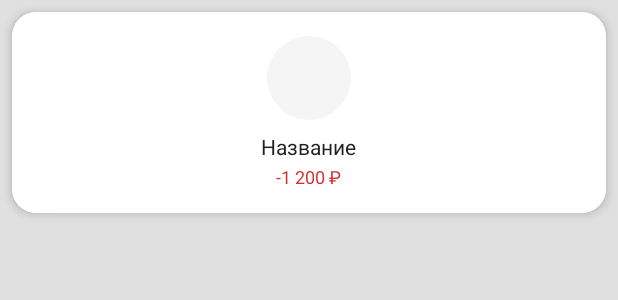
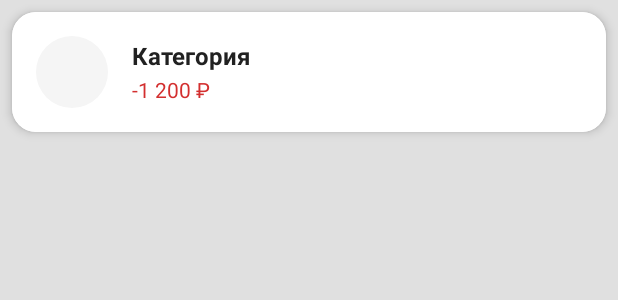
Before and after one commit to BeastChef/MoneyMind, an Android app: the layout item_expense.xml on its own in the app's theme, with its tools: preview values and no code run, on a phone screen of 412 x 824 dp. Shown: the top 300 px of the screen. Run offline under Robolectric (Android 15) with nearby library versions, the phone set to English and light mode, and no system bars.

Commit message:
профель 2 : изменения (15)

```diff
--- a/app/src/main/res/layout/item_expense.xml
+++ b/app/src/main/res/layout/item_expense.xml
@@ -12,45 +12,49 @@
     <LinearLayout
         android:layout_width="match_parent"
         android:layout_height="wrap_content"
-        android:orientation="vertical"
-        android:gravity="center_horizontal"
-        android:paddingVertical="16dp"
-        android:paddingHorizontal="8dp"
+        android:orientation="horizontal"
+        android:padding="16dp"
+        android:gravity="center_vertical"
         android:background="@android:color/white">
 
-        <!-- Иконка в круге -->
+        <!-- Иконка категории -->
         <ImageView
             android:id="@+id/expense_icon"
-            android:layout_width="56dp"
-            android:layout_height="56dp"
+            android:layout_width="48dp"
+            android:layout_height="48dp"
             android:background="@drawable/bg_icon_circle"
-            android:padding="10dp"
+            android:padding="8dp"
+            android:layout_marginEnd="16dp"
             android:scaleType="centerInside"
             android:contentDescription="@string/expense_icon" />
 
-        <!-- Название расхода -->
+        <!-- Название + сумма -->
+        <LinearLayout
+            android:orientation="vertical"
+            android:layout_width="0dp"
+            android:layout_height="wrap_content"
+            android:layout_weight="1">
+
             <TextView
                 android:id="@+id/expense_title"
                 android:layout_width="wrap_content"
                 android:layout_height="wrap_content"
-            android:text="Название"
-            android:textSize="14sp"
+                android:text="Категория"
+                android:textSize="16sp"
+                android:textStyle="bold"
                 android:textColor="#212121"
-            android:gravity="center"
                 android:maxLines="1"
-            android:ellipsize="end"
-            android:layout_marginTop="8dp" />
+                android:ellipsize="end" />
 
-        <!-- Сумма -->
             <TextView
                 android:id="@+id/expense_amount"
                 android:layout_width="wrap_content"
                 android:layout_height="wrap_content"
                 android:text="-1 200 ₽"
-            android:textSize="12sp"
+                android:textSize="14sp"
                 android:textColor="#D32F2F"
-            android:gravity="center"
                 android:layout_marginTop="2dp" />
+        </LinearLayout>
 
     </LinearLayout>
 </androidx.cardview.widget.CardView>
```
Also changed, not shown: app/src/main/java/com/example/moneymind/ui/ExpenseAdapter.java (+16 -13 lines). Lines whose indentation alone changed are shown as unchanged.
